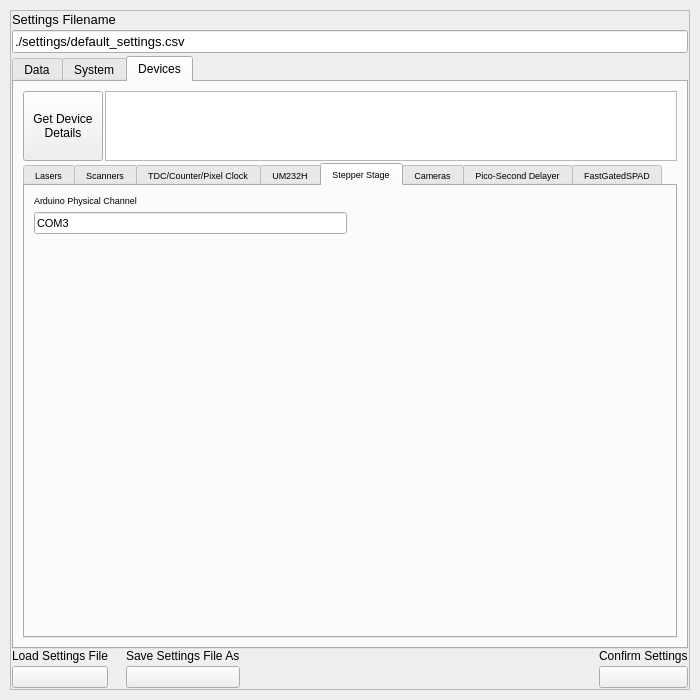
This is gui/settingswindow.ui in Th3Tr00p3r/gSTED-sFCS as Qt 5 draws it before an edit. The edited form follows.
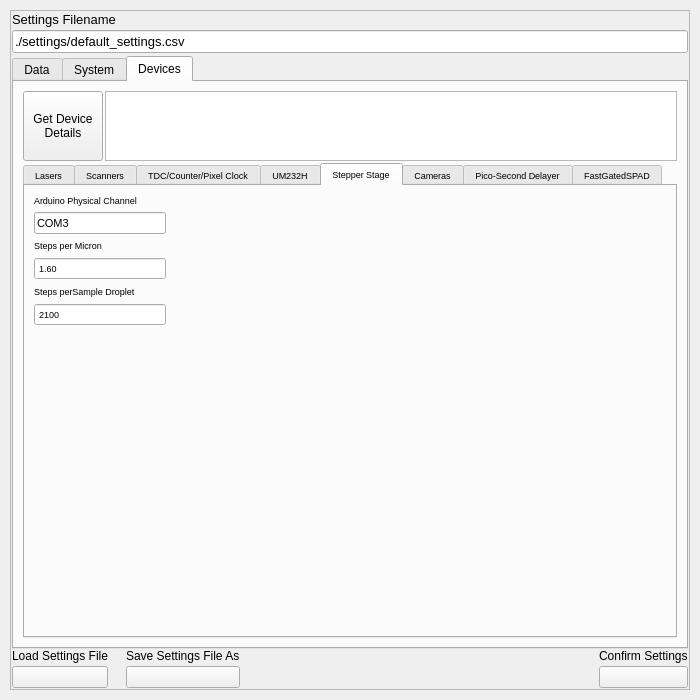
This is the edited form. The open tabs and pages were chosen to show the change. Icons and pictures are not drawn.

Commit message: Added many small features to stepper-stage and measurements - can now build a 'snake' pattern for moving the sample between short (minutes) scans to mitigate bleaching; The measurement runs as usual but every 'dwell time' the file is saved, the stage moves to the next scanning area of the sample and scanning/reading FPGA resumes.

What changed in the file:
```diff
--- a/gui/settingswindow.ui
+++ b/gui/settingswindow.ui
@@ -2814,6 +2814,55 @@
                 <string>Stepper Stage</string>
                </attribute>
                <layout class="QGridLayout" name="gridLayout_3">
+                <item row="1" column="0">
+                 <layout class="QVBoxLayout" name="verticalLayout_72">
+                  <property name="spacing">
+                   <number>6</number>
+                  </property>
+                  <item>
+                   <widget class="QLabel" name="label_44">
+                    <property name="maximumSize">
+                     <size>
+                      <width>16777215</width>
+                      <height>20</height>
+                     </size>
+                    </property>
+                    <property name="text">
+                     <string>Steps per Micron</string>
+                    </property>
+                   </widget>
+                  </item>
+                  <item>
+                   <widget class="QDoubleSpinBox" name="stepperStageStepsPerUm">
+                    <property name="buttonSymbols">
+                     <enum>QAbstractSpinBox::NoButtons</enum>
+                    </property>
+                    <property name="minimum">
+                     <double>0.100000000000000</double>
+                    </property>
+                    <property name="maximum">
+                     <double>99999999.000000000000000</double>
+                    </property>
+                    <property name="value">
+                     <double>1.600000000000000</double>
+                    </property>
+                   </widget>
+                  </item>
+                 </layout>
+                </item>
+                <item row="0" column="1">
+                 <spacer name="horizontalSpacer_8">
+                  <property name="orientation">
+                   <enum>Qt::Horizontal</enum>
+                  </property>
+                  <property name="sizeHint" stdset="0">
+                   <size>
+                    <width>500</width>
+                    <height>20</height>
+                   </size>
+                  </property>
+                 </spacer>
+                </item>
                 <item row="0" column="0">
                  <layout class="QVBoxLayout" name="verticalLayout_69">
                   <item>
@@ -2843,20 +2892,7 @@
                   </item>
                  </layout>
                 </item>
-                <item row="0" column="1">
-                 <spacer name="horizontalSpacer_8">
-                  <property name="orientation">
-                   <enum>Qt::Horizontal</enum>
-                  </property>
-                  <property name="sizeHint" stdset="0">
-                   <size>
-                    <width>319</width>
-                    <height>20</height>
-                   </size>
-                  </property>
-                 </spacer>
-                </item>
-                <item row="1" column="0">
+                <item row="3" column="0">
                  <spacer name="verticalSpacer_6">
                   <property name="orientation">
                    <enum>Qt::Vertical</enum>
@@ -2869,6 +2905,42 @@
                   </property>
                  </spacer>
                 </item>
+                <item row="2" column="0">
+                 <layout class="QVBoxLayout" name="verticalLayout_73">
+                  <property name="spacing">
+                   <number>6</number>
+                  </property>
+                  <item>
+                   <widget class="QLabel" name="label_51">
+                    <property name="maximumSize">
+                     <size>
+                      <width>16777215</width>
+                      <height>20</height>
+                     </size>
+                    </property>
+                    <property name="text">
+                     <string>Steps perSample Droplet</string>
+                    </property>
+                   </widget>
+                  </item>
+                  <item>
+                   <widget class="QSpinBox" name="stepperStageStepsPerSampleDrop">
+                    <property name="buttonSymbols">
+                     <enum>QAbstractSpinBox::NoButtons</enum>
+                    </property>
+                    <property name="minimum">
+                     <number>1</number>
+                    </property>
+                    <property name="maximum">
+                     <number>9999999</number>
+                    </property>
+                    <property name="value">
+                     <number>2100</number>
+                    </property>
+                   </widget>
+                  </item>
+                 </layout>
+                </item>
                </layout>
               </widget>
               <widget class="QWidget" name="cameras">
```
Left out of the diff: 4 changed lines with no effect on the pictures. The commit also changes 9 other files.
